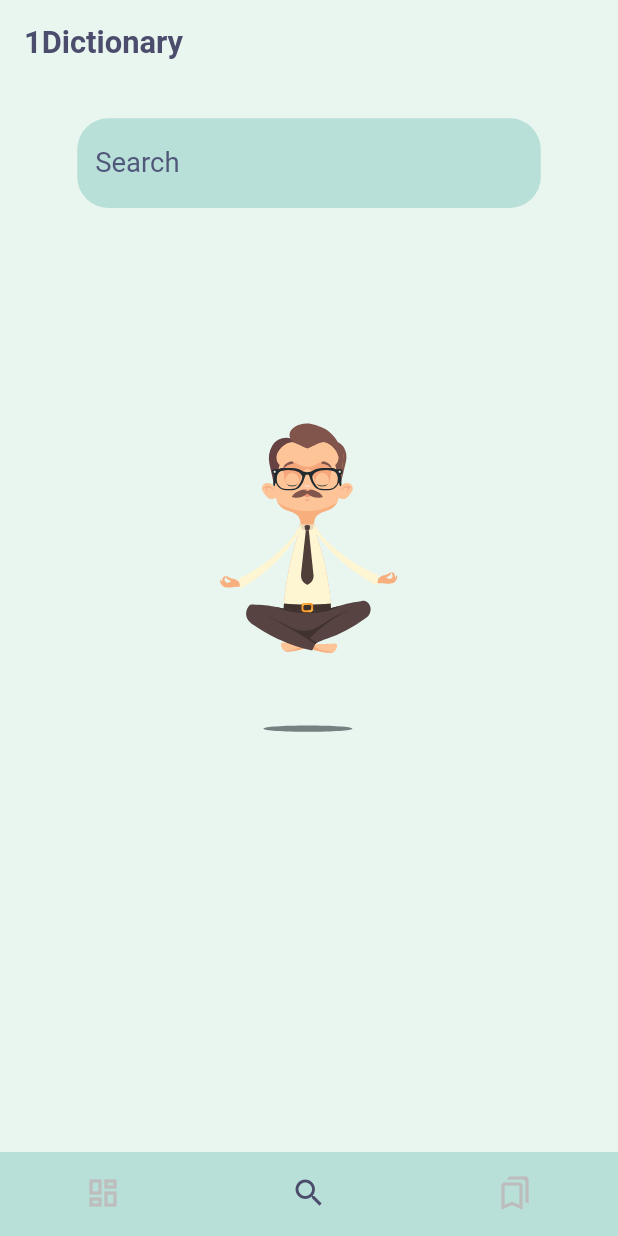
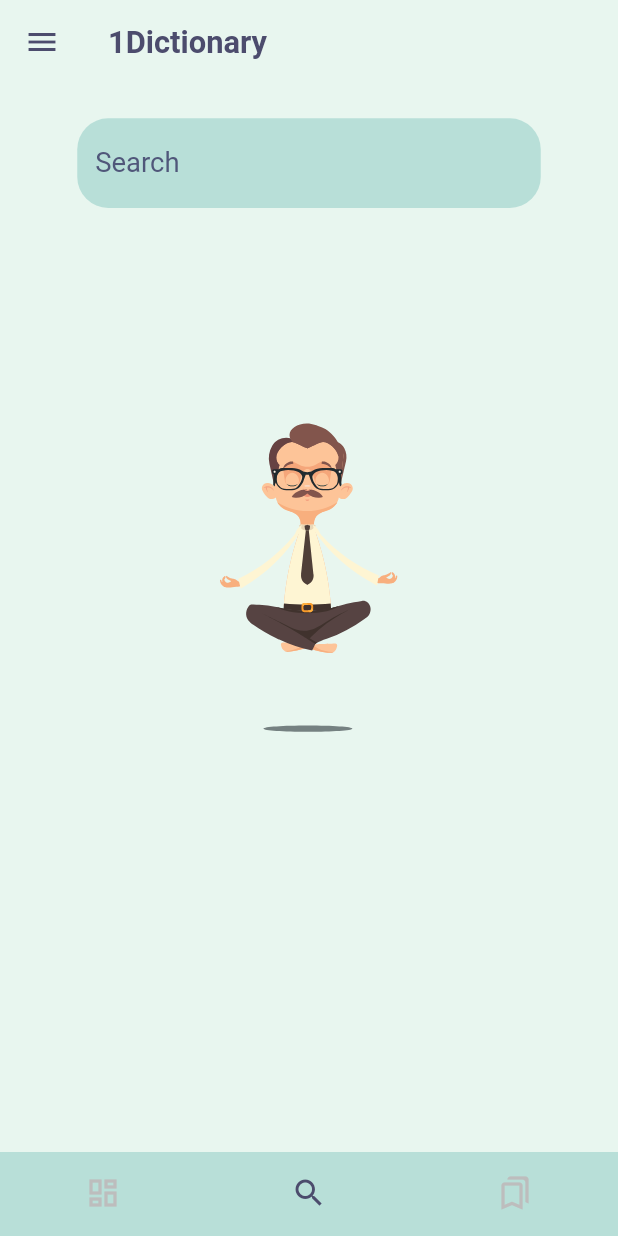
Before and after one commit to shyamexe/Dictionary_app_flutter_using_bloc, a Flutter app: the screen it shows after launch, on a phone screen of 412 x 824 dp. Run offline on Flutter 3.47's test engine with Material 2 defaults, Android fonts, the light colour scheme and no system bars; drawn by our look-alikes of flutter_typeahead, lottie; our stand-ins replace audioplayers, bloc, equatable, flutter_bloc, flutter_screenutil, hive and 2 more; accounts and stored records are empty.

Commit message:
updates on appbar

```diff
--- a/lib/presentation/screens/common/main_home_screen.dart
+++ b/lib/presentation/screens/common/main_home_screen.dart
@@ -9,6 +9,7 @@ import 'package:one_dictionary/presentation/screens/save_words_screen/saved_word
 
 class MainScreen extends StatelessWidget {
   MainScreen({Key? key}) : super(key: key);
+  static List<String> appTitles = ['1Dictionary', '1Dictionary', 'Saved Words'];
 
   List<Widget> screens = [
     BlocProvider(
@@ -35,6 +36,20 @@ class MainScreen extends StatelessWidget {
         NavigatorSelectionFlagState>(
       builder: (context, state) {
         return Scaffold(
+
+          drawer: Container(
+            color: Colors.red,
+          ),
+          appBar: AppBar(
+            iconTheme: IconThemeData(color:  Theme.of(context).primaryColor),
+            backgroundColor: Colors.transparent,
+            elevation: 0,
+            title: Text(
+              appTitles[state.pageValue ?? 1],
+              style: TextStyle(color: Theme.of(context).primaryColor),
+            ),
+          ),
+
           resizeToAvoidBottomInset: false,
           body: screens[state.pageValue ?? 1],
           bottomNavigationBar: BottomNavigationBar(
--- a/lib/presentation/screens/home_screen/home_screen.dart
+++ b/lib/presentation/screens/home_screen/home_screen.dart
@@ -83,14 +83,7 @@ class HomeScreen extends StatelessWidget {
     return SafeArea(
       child: Scaffold(
         resizeToAvoidBottomInset: false,
-        appBar: AppBar(
-          title: Text(
-            '1Dictionary',
-            style: TextStyle(color: Theme.of(context).primaryColor),
-          ),
-          backgroundColor: Colors.transparent,
-          elevation: 0,
-        ),
+
         body: BlocConsumer<SearchWordCubit, SearchWordState>(
           listener: (context, state) {
             if (state is SearchWordNotFound) {
```
Also changed, not shown: lib/presentation/screens/feed_screen/feed_screen.dart (+12 -15 lines), lib/presentation/screens/save_words_screen/saved_words_screen.dart (+1 -8 lines).
